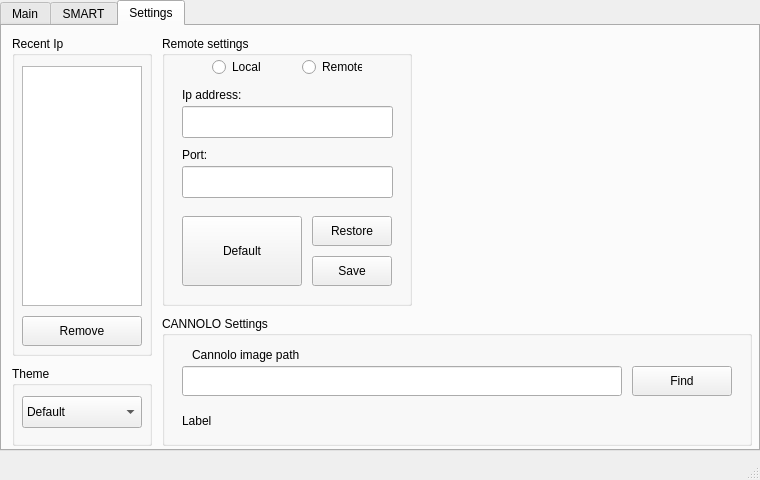
Above: assets/qt/interface.ui from WEEE-Open/pesto before the change. Below: the same form after it.
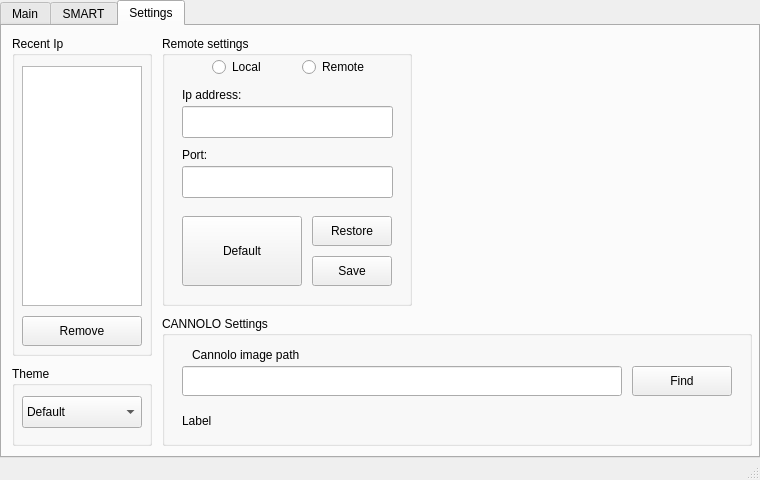
That is the form after the change. The open tabs and pages were chosen to show the change.

Patch:
```diff
--- a/assets/qt/interface.ui
+++ b/assets/qt/interface.ui
@@ -47,7 +47,7 @@
       <x>0</x>
       <y>0</y>
       <width>760</width>
-      <height>451</height>
+      <height>458</height>
      </rect>
     </property>
     <property name="styleSheet">
@@ -453,7 +453,7 @@
         <rect>
          <x>50</x>
          <y>20</y>
-         <width>50</width>
+         <width>70</width>
          <height>22</height>
         </rect>
        </property>
@@ -466,7 +466,7 @@
         <rect>
          <x>140</x>
          <y>20</y>
-         <width>60</width>
+         <width>80</width>
          <height>22</height>
         </rect>
        </property>
```
Left out of the diff: 2 changed lines with no effect on the pictures.
